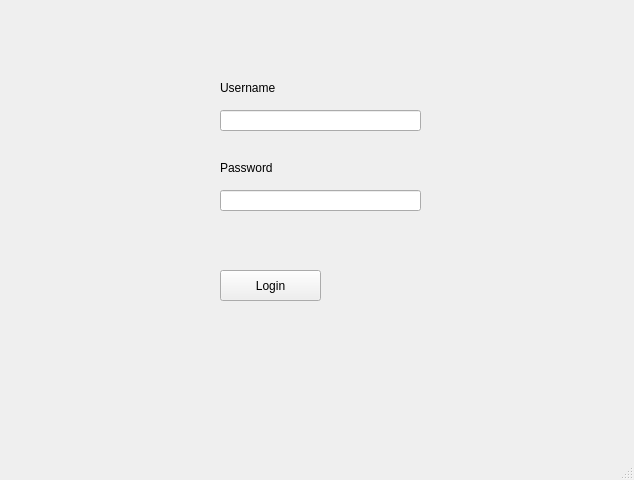
This is Progetto copia/Qt/login.ui in manufara/Ingegneria-del-Software as Qt 5 draws it before an edit. The edited form follows.
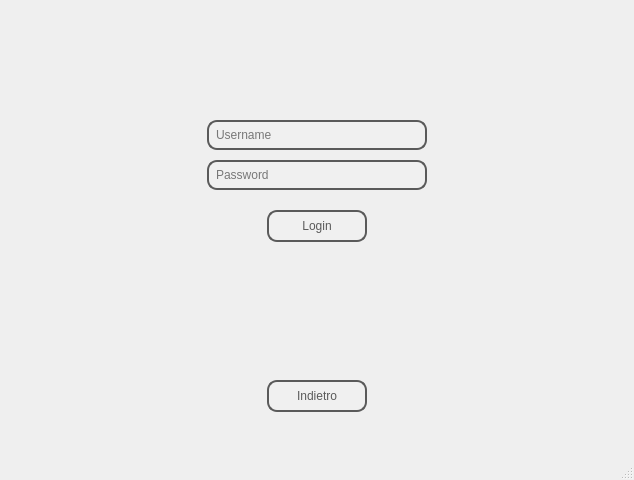
This is the edited form. Icons and pictures are not drawn.

```diff
--- a/Progetto copia/Qt/login.ui
+++ b/Progetto copia/Qt/login.ui
@@ -17,60 +17,119 @@
    <widget class="QLabel" name="label">
     <property name="geometry">
      <rect>
-      <x>220</x>
-      <y>80</y>
-      <width>81</width>
-      <height>16</height>
+      <x>0</x>
+      <y>0</y>
+      <width>641</width>
+      <height>431</height>
      </rect>
     </property>
+    <property name="styleSheet">
+     <string notr="true">background-image: url(/Users/emanuelefaraglia/Downloads/Sfondo.jpg);
+background-position: center;
+background-repeat: no-repeat;</string>
+    </property>
     <property name="text">
-     <string>Username</string>
+     <string/>
     </property>
    </widget>
-   <widget class="QLabel" name="label_2">
+   <widget class="QLineEdit" name="password">
     <property name="geometry">
      <rect>
-      <x>220</x>
+      <x>207</x>
       <y>160</y>
-      <width>81</width>
-      <height>16</height>
+      <width>220</width>
+      <height>30</height>
      </rect>
     </property>
-    <property name="text">
+    <property name="styleSheet">
+     <string notr="true">QLineEdit {
+	color: rgb(0, 0, 0);
+                border: 2px solid #5A5A5A;           /* Colore del bordo */
+                border-radius: 10px;                  /* Arrotondamento degli angoli */
+                padding: 5px;                         /* Padding interno */
+                background-color: #F0F0F0;            /* Colore di sfondo */
+            }</string>
+    </property>
+    <property name="placeholderText">
      <string>Password</string>
     </property>
    </widget>
+   <widget class="QLineEdit" name="username">
+    <property name="geometry">
+     <rect>
+      <x>207</x>
+      <y>120</y>
+      <width>220</width>
+      <height>30</height>
+     </rect>
+    </property>
+    <property name="styleSheet">
+     <string notr="true">QLineEdit {
+	color: rgb(0, 0, 0);
+                border: 2px solid #5A5A5A;           /* Colore del bordo */
+                border-radius: 10px;                  /* Arrotondamento degli angoli */
+                padding: 5px;                         /* Padding interno */
+                background-color: #F0F0F0;            /* Colore di sfondo */
+            }</string>
+    </property>
+    <property name="placeholderText">
+     <string>Username</string>
+    </property>
+   </widget>
    <widget class="QPushButton" name="pushButton">
     <property name="geometry">
      <rect>
-      <x>220</x>
-      <y>270</y>
-      <width>101</width>
-      <height>31</height>
+      <x>267</x>
+      <y>210</y>
+      <width>100</width>
+      <height>32</height>
      </rect>
     </property>
+    <property name="styleSheet">
+     <string notr="true">QPushButton {
+        border: 2px solid #5A5A5A;
+        border-radius: 10px;
+        padding: 5px;
+        background-color: #F0F0F0;
+        color: #5A5A5A;
+    }
+    QPushButton:hover {
+        background-color: #D3D3D3;
+    }
+    QPushButton:pressed {
+        background-color: #A9A9A9;
+    }</string>
+    </property>
     <property name="text">
      <string>Login</string>
     </property>
    </widget>
-   <widget class="QLineEdit" name="username">
+   <widget class="QPushButton" name="pushButton_2">
     <property name="geometry">
      <rect>
-      <x>220</x>
-      <y>110</y>
-      <width>201</width>
-      <height>21</height>
+      <x>267</x>
+      <y>380</y>
+      <width>100</width>
+      <height>32</height>
      </rect>
     </property>
-   </widget>
-   <widget class="QLineEdit" name="password">
-    <property name="geometry">
-     <rect>
-      <x>220</x>
-      <y>190</y>
-      <width>201</width>
-      <height>21</height>
-     </rect>
+    <property name="styleSheet">
+     <string notr="true">QPushButton {
+        border: 2px solid #5A5A5A;
+        border-radius: 10px;
+        padding: 5px;
+        background-color: #F0F0F0;
+        color: #5A5A5A;
+    }
+    QPushButton:hover {
+        background-color: #D3D3D3;
+    }
+    QPushButton:pressed {
+        background-color: #A9A9A9;
+    }</string>
+    </property>
+    <property name="text">
+     <string>Indietro</string>
     </property>
    </widget>
   </widget>
```
Left out of the diff: 5 changed lines with no effect on the pictures.
